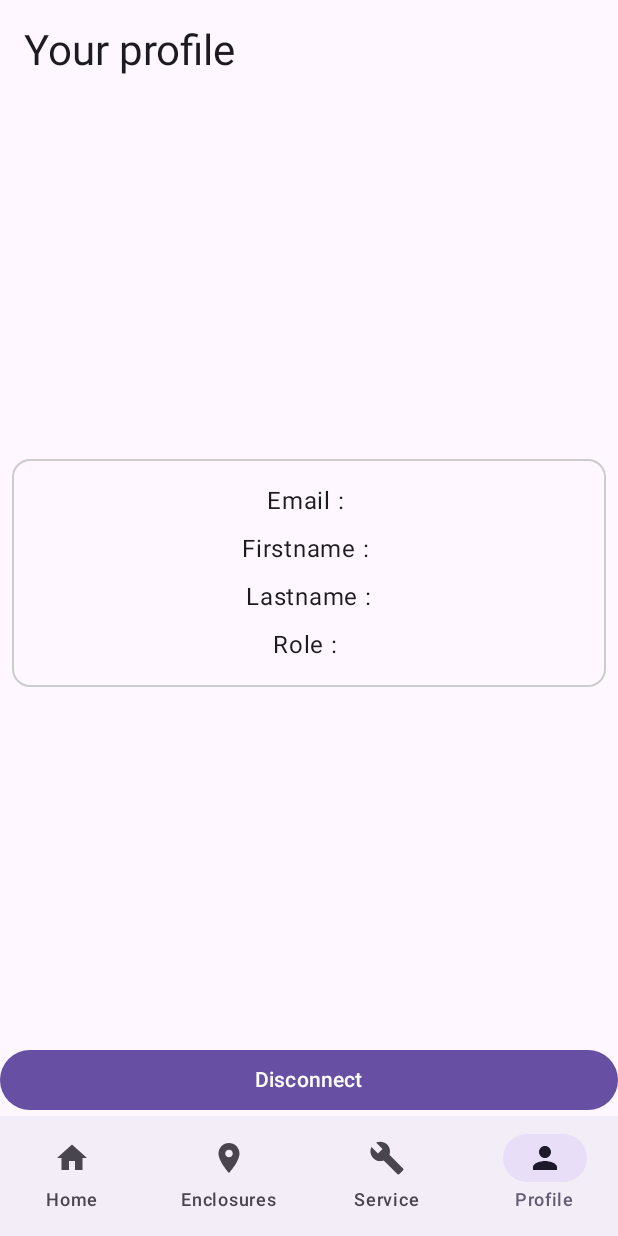
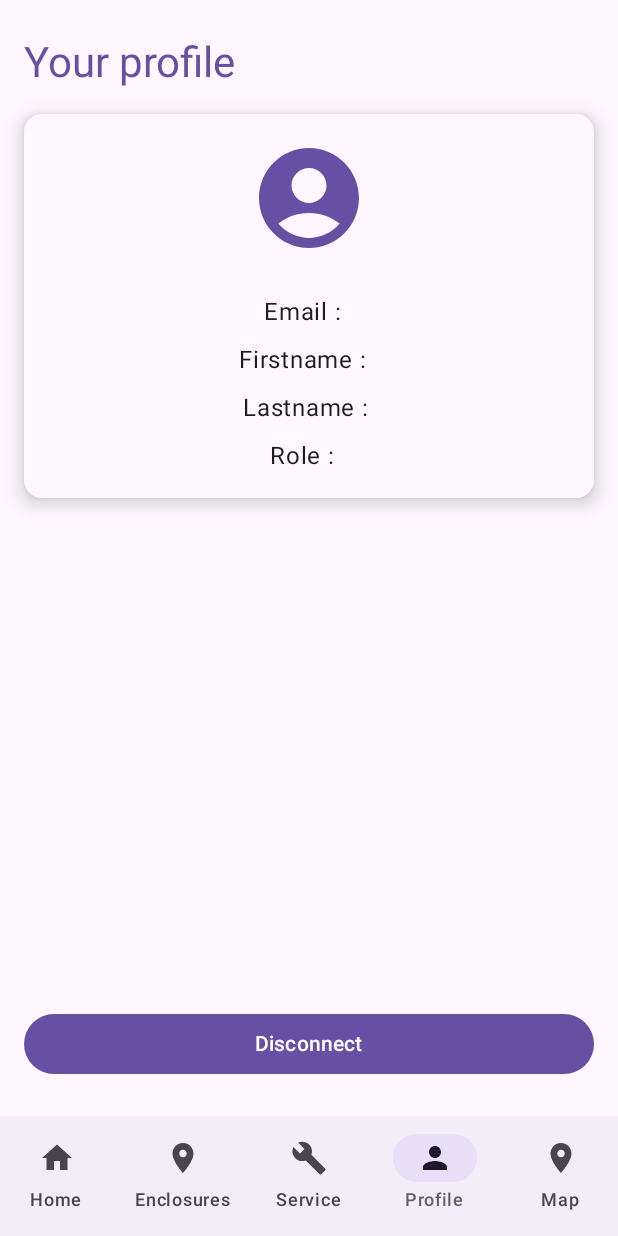
Before and after one commit to KoaDev/LaBarben, an Android app built with Jetpack Compose: the ProfileScreen screen opened through its navigation route, on a phone screen of 412 x 824 dp. Run offline under Robolectric (Android 15) with nearby library versions, the phone set to English and light mode, and no system bars; our stand-ins replace Firebase (no records; nobody signed in at launch, a user with empty details on screens opened directly).

Commit message:
31032025
- Home screen
- Map screen
- Code cleanup

```diff
--- a/app/build.gradle.kts
+++ b/app/build.gradle.kts
@@ -12,7 +12,7 @@ android {
 
     defaultConfig {
         applicationId = "fr.isen.champion.labarben"
-        minSdk = 23
+        minSdk = 26
         targetSdk = 35
         versionCode = 1
         versionName = "1.0"
@@ -60,6 +60,7 @@ dependencies {
     implementation(libs.androidx.navigation.runtime.ktx)
     implementation(libs.androidx.navigation.compose)
     implementation(libs.firebase.database.ktx)
+    implementation(libs.play.services.maps)
     testImplementation(libs.junit)
     androidTestImplementation(libs.androidx.junit)
     androidTestImplementation(libs.androidx.espresso.core)
--- a/app/src/main/AndroidManifest.xml
+++ b/app/src/main/AndroidManifest.xml
@@ -15,7 +15,6 @@
         <activity
             android:name=".MainActivity"
             android:exported="true"
-            android:label="@string/app_name"
             android:theme="@style/Theme.LaBarben">
             <intent-filter>
                 <action android:name="android.intent.action.MAIN" />
@@ -24,5 +23,5 @@
             </intent-filter>
         </activity>
     </application>
-
+    <uses-permission android:name="android.permission.INTERNET" />
 </manifest>
--- a/app/src/main/java/fr/isen/champion/labarben/navigation/NavigationBar.kt
+++ b/app/src/main/java/fr/isen/champion/labarben/navigation/NavigationBar.kt
@@ -5,6 +5,7 @@ import androidx.compose.foundation.background
 import androidx.compose.material.icons.Icons
 import androidx.compose.material.icons.filled.Build
 import androidx.compose.material.icons.filled.Home
+import androidx.compose.material.icons.filled.LocationOn
 import androidx.compose.material.icons.filled.Person
 import androidx.compose.material.icons.filled.Place
 import androidx.compose.material3.*
@@ -24,7 +25,8 @@ fun BottomNavigationBar(navController: NavHostController) {
         NavigationBarItem.Home,
         NavigationBarItem.Enclosure,
         NavigationBarItem.Service,
-        NavigationBarItem.Profile
+        NavigationBarItem.Profile,
+        NavigationBarItem.Map
     )
 
     NavigationBar {
@@ -37,6 +39,7 @@ fun BottomNavigationBar(navController: NavHostController) {
                 NavigationBarItem.Enclosure -> Icons.Default.Place
                 NavigationBarItem.Service -> Icons.Default.Build
                 NavigationBarItem.Profile -> Icons.Default.Person
+                NavigationBarItem.Map -> Icons.Default.LocationOn
             }
             val labelText = stringResource(id = item.labelResId)
 
--- a/app/src/main/java/fr/isen/champion/labarben/navigation/NavigationBarItem.kt
+++ b/app/src/main/java/fr/isen/champion/labarben/navigation/NavigationBarItem.kt
@@ -7,4 +7,5 @@ sealed class NavigationBarItem(val route: String, val labelResId: Int) {
     object Profile : NavigationBarItem("profile", R.string.navigation_bar_label_profile)
     object Enclosure : NavigationBarItem("enclosure", R.string.navigation_bar_label_enclosure)
     object Service : NavigationBarItem("service", R.string.navigation_bar_label_service)
+    object Map : NavigationBarItem("map", R.string.navigation_bar_label_map)
 }
--- a/app/src/main/java/fr/isen/champion/labarben/ui/HomeScreen.kt
+++ b/app/src/main/java/fr/isen/champion/labarben/ui/HomeScreen.kt
@@ -1,8 +1,51 @@
 package fr.isen.champion.labarben.ui
 
-import androidx.compose.runtime.Composable
+import android.graphics.Bitmap
+import android.webkit.WebView
+import android.webkit.WebViewClient
+import androidx.compose.foundation.layout.*
+import androidx.compose.material3.CircularProgressIndicator
+import androidx.compose.runtime.*
+import androidx.compose.ui.Alignment
+import androidx.compose.ui.Modifier
+import androidx.compose.ui.viewinterop.AndroidView
 import androidx.navigation.NavController
 
 @Composable
 fun HomeScreen(navController: NavController) {
+    var isLoading by remember { mutableStateOf(true) }
+
+    Box(modifier = Modifier.fillMaxSize()) {
+        AndroidView(
+            factory = { context ->
+                WebView(context).apply {
+                    settings.javaScriptEnabled = true
+                    webViewClient = object : WebViewClient() {
+                        override fun onPageStarted(view: WebView?, url: String?, favicon: Bitmap?) {
+                            super.onPageStarted(view, url, favicon)
+                            isLoading = true
+                        }
+                        override fun onPageFinished(view: WebView?, url: String?) {
+                            super.onPageFinished(view, url)
+                            isLoading = false
+                        }
+                    }
+                    loadUrl("https://www.parcanimalierlabarben.com/")
+                }
+            },
+            update = { webView ->
+                webView.loadUrl("https://www.parcanimalierlabarben.com/")
+            },
+            modifier = Modifier.fillMaxSize()
+        )
+        if (isLoading) {
+            Box(
+                modifier = Modifier
+                    .fillMaxSize(),
+                contentAlignment = Alignment.Center
+            ) {
+                CircularProgressIndicator()
+            }
+        }
+    }
 }
--- a/app/src/main/java/fr/isen/champion/labarben/ui/MainScreen.kt
+++ b/app/src/main/java/fr/isen/champion/labarben/ui/MainScreen.kt
@@ -13,6 +13,7 @@ import androidx.navigation.compose.rememberNavController
 import fr.isen.champion.labarben.navigation.BottomNavigationBar
 import fr.isen.champion.labarben.navigation.NavigationBarItem
 import fr.isen.champion.labarben.ui.enclosure.FirebaseZooListScreen
+import fr.isen.champion.labarben.ui.map.ZooMapScreen
 import fr.isen.champion.labarben.ui.user.ProfileScreen
 
 @Composable
@@ -42,6 +43,9 @@ fun MainScreen(rootNavController: NavHostController) {
                 composable(NavigationBarItem.Profile.route) {
                     ProfileScreen(rootNavController)
                 }
+                composable(NavigationBarItem.Map.route) {
+                    ZooMapScreen(rootNavController)
+                }
             }
         }
     }
--- a/app/src/main/java/fr/isen/champion/labarben/ui/enclosure/FirebaseZooListScreen.kt
+++ b/app/src/main/java/fr/isen/champion/labarben/ui/enclosure/FirebaseZooListScreen.kt
@@ -10,7 +10,6 @@ import androidx.compose.ui.Modifier
 import com.google.firebase.database.FirebaseDatabase
 import fr.isen.champion.labarben.data.entity.ZooEntity
 
-@RequiresApi(Build.VERSION_CODES.O)
 @Composable
 fun FirebaseZooListScreen() {
     var zoos by remember { mutableStateOf<List<ZooEntity>>(emptyList()) }
--- a/app/src/main/java/fr/isen/champion/labarben/ui/user/LoginScreen.kt
+++ b/app/src/main/java/fr/isen/champion/labarben/ui/user/LoginScreen.kt
@@ -63,7 +63,11 @@ fun LoginScreen(navController: NavController) {
                                     popUpTo(Screen.Login.route) { inclusive = true }
                                 }
                             } else {
-                                Toast.makeText(context, R.string.loginScreen_notification_error, Toast.LENGTH_SHORT).show()
+                                Toast.makeText(
+                                    context,
+                                    task.exception?.message ?: context.getString(R.string.loginScreen_notification_error),
+                                    Toast.LENGTH_SHORT
+                                ).show()
                             }
                         }
                 },
--- a/app/src/main/java/fr/isen/champion/labarben/ui/user/ProfileScreen.kt
+++ b/app/src/main/java/fr/isen/champion/labarben/ui/user/ProfileScreen.kt
@@ -1,14 +1,15 @@
 package fr.isen.champion.labarben.ui.user
 
-import androidx.compose.foundation.BorderStroke
 import androidx.compose.foundation.layout.*
+import androidx.compose.material.icons.Icons
+import androidx.compose.material.icons.filled.AccountCircle
 import androidx.compose.material3.*
 import androidx.compose.runtime.*
 import androidx.compose.ui.Alignment
 import androidx.compose.ui.Modifier
+import androidx.compose.ui.unit.dp
 import androidx.compose.ui.graphics.Color
 import androidx.compose.ui.res.stringResource
-import androidx.compose.ui.unit.dp
 import androidx.navigation.NavController
 import com.google.firebase.auth.FirebaseAuth
 import com.google.firebase.database.FirebaseDatabase
@@ -46,6 +47,7 @@ fun ProfileScreen(navController: NavController) {
         isLoading = false
     }
 
+
         Surface(
             modifier = Modifier.fillMaxSize(),
             color = MaterialTheme.colorScheme.background
@@ -59,48 +61,52 @@ fun ProfileScreen(navController: NavController) {
                 }
             } else {
                 Column(
-                modifier = Modifier.fillMaxSize(),
-                verticalArrangement = Arrangement.SpaceBetween,
+                    modifier = Modifier
+                        .fillMaxSize()
+                        .padding(horizontal = 16.dp, vertical = 24.dp),
+                    verticalArrangement = Arrangement.spacedBy(16.dp)
                 ) {
                     Text(
                         text = stringResource(R.string.profileScreen_label_title),
                         style = MaterialTheme.typography.headlineMedium,
-                    modifier = Modifier.padding(16.dp)
+                        color = MaterialTheme.colorScheme.primary
                     )
-                Spacer(modifier = Modifier.height(24.dp))
-
                     Card(
-                    modifier = Modifier
-                        .fillMaxWidth()
-                        .padding(horizontal = 8.dp),
-                    border = BorderStroke(1.dp, Color.LightGray),
-                    colors = CardDefaults.cardColors(containerColor = Color.Transparent),
-                    elevation = CardDefaults.cardElevation(0.dp)
+                        modifier = Modifier.fillMaxWidth(),
+                        shape = MaterialTheme.shapes.medium,
+                        elevation = CardDefaults.cardElevation(defaultElevation = 8.dp),
+                        colors = CardDefaults.cardColors(containerColor = MaterialTheme.colorScheme.surface)
                     ) {
                         Column(
                             modifier = Modifier
                                 .fillMaxWidth()
                                 .padding(16.dp),
-                        horizontalAlignment = Alignment.CenterHorizontally
+                            horizontalAlignment = Alignment.CenterHorizontally,
+                            verticalArrangement = Arrangement.spacedBy(8.dp)
                         ) {
+                            // Avatar de profil par défaut
+                            Icon(
+                                imageVector = Icons.Default.AccountCircle,
+                                contentDescription = stringResource(R.string.profileScreen_label_avatar),
+                                modifier = Modifier.size(80.dp),
+                                tint = MaterialTheme.colorScheme.primary
+                            )
+                            Spacer(modifier = Modifier.height(8.dp))
                             if (user != null) {
                                 Text(
-                                text = stringResource(R.string.profileScreen_label_email) + user.email,
+                                    text = stringResource(R.string.profileScreen_label_email) + " " + (user.email ?: ""),
                                     style = MaterialTheme.typography.bodyLarge
                                 )
-                            Spacer(modifier = Modifier.height(8.dp))
                                 Text(
-                                text = stringResource(R.string.profileScreen_label_firstname) + firstName,
+                                    text = stringResource(R.string.profileScreen_label_firstname) + " " + firstName,
                                     style = MaterialTheme.typography.bodyLarge
                                 )
-                            Spacer(modifier = Modifier.height(8.dp))
                                 Text(
-                                text = stringResource(R.string.profileScreen_label_lastname) + lastName,
+                                    text = stringResource(R.string.profileScreen_label_lastname) + " " + lastName,
                                     style = MaterialTheme.typography.bodyLarge
                                 )
-                            Spacer(modifier = Modifier.height(8.dp))
                                 Text(
-                                text = stringResource(R.string.profileScreen_label_role) + role,
+                                    text = stringResource(R.string.profileScreen_label_role) + " " + role,
                                     style = MaterialTheme.typography.bodyLarge
                                 )
                             } else {
@@ -111,8 +117,7 @@ fun ProfileScreen(navController: NavController) {
                             }
                         }
                     }
-                Spacer(modifier = Modifier.height(24.dp))
-
+                    Spacer(modifier = Modifier.weight(1f))
                     Button(
                         onClick = {
                             auth.signOut()
--- a/app/src/main/res/values/strings.xml
+++ b/app/src/main/res/values/strings.xml
@@ -72,5 +72,7 @@
     <string name="servicescreen_label_eyes_plateau">Eyes plateau</string>
     <string name="servicescreen_label_picnic_area">Picnic area</string>
     <string name="servicescreen_label_viewpoint">Viewpoint</string>
+    <string name="profileScreen_label_avatar">avatar</string>
+    <string name="navigation_bar_label_map">Map</string>
 
 </resources>
--- a/gradle/libs.versions.toml
+++ b/gradle/libs.versions.toml
@@ -15,6 +15,7 @@ navigationCommonKtx = "2.8.8"
 navigationRuntimeKtx = "2.8.8"
 navigationCompose = "2.8.8"
 firebaseDatabaseKtx = "21.0.0"
+playServicesMaps = "19.1.0"
 
 [libraries]
 androidx-core-ktx = { group = "androidx.core", name = "core-ktx", version.ref = "coreKtx" }
@@ -38,6 +39,7 @@ androidx-navigation-common-ktx = { group = "androidx.navigation", name = "naviga
 androidx-navigation-runtime-ktx = { group = "androidx.navigation", name = "navigation-runtime-ktx", version.ref = "navigationRuntimeKtx" }
 androidx-navigation-compose = { group = "androidx.navigation", name = "navigation-compose", version.ref = "navigationCompose" }
 firebase-database-ktx = { group = "com.google.firebase", name = "firebase-database-ktx", version.ref = "firebaseDatabaseKtx" }
+play-services-maps = { group = "com.google.android.gms", name = "play-services-maps", version.ref = "playServicesMaps" }
 
 [plugins]
 android-application = { id = "com.android.application", version.ref = "agp" }
```
Also changed, not shown: app/src/main/java/fr/isen/champion/labarben/ui/map/ZooMapScreen.kt (added, +135 -0 lines), app/src/main/res/drawable/maps.jpg (added). Lines whose indentation alone changed are shown as unchanged.
